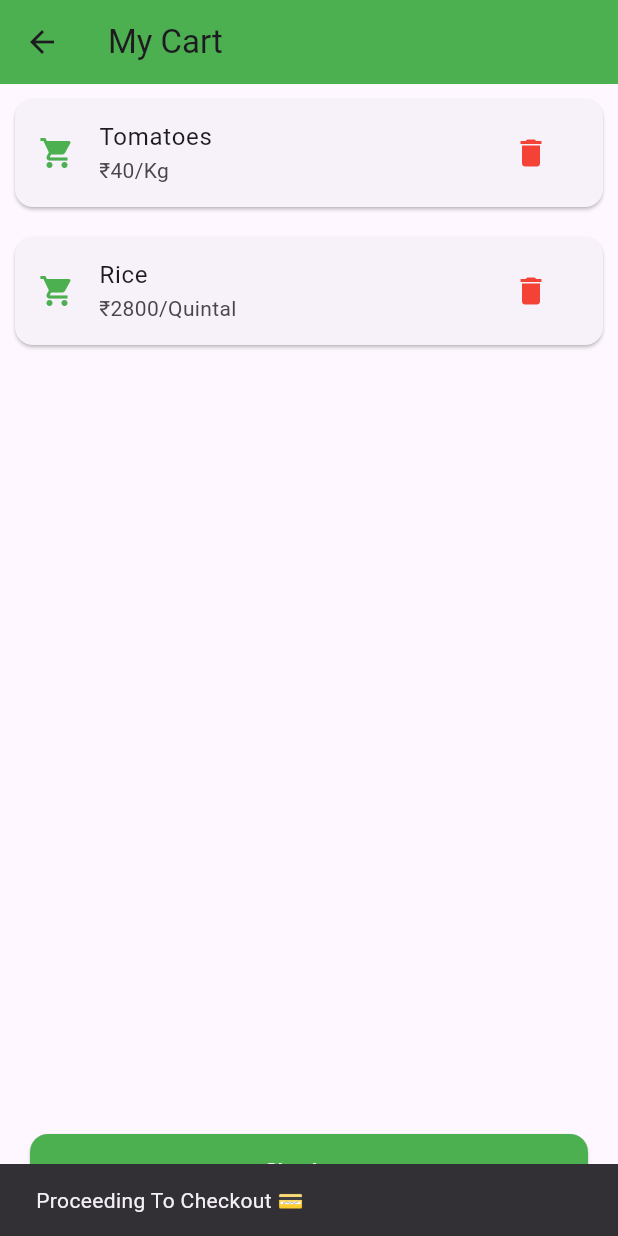
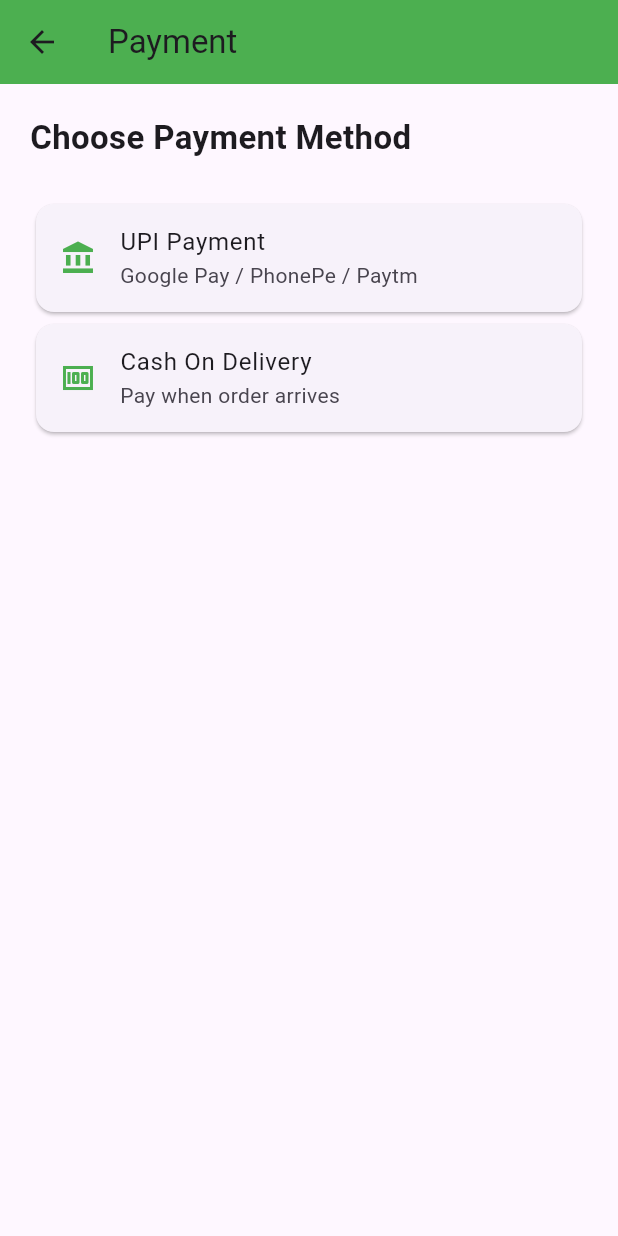
Before and after one commit to Radhakumari718/Krishi-Mitra, a Flutter app: the CartScreen screen opened directly, after a tap on "Checkout", on a phone screen of 412 x 824 dp. Run offline on Flutter 3.47's test engine with Material 3 defaults, Android fonts, the phone set to English and light mode, and no system bars.

Commit message:
Fixed cart checkout and payment navigation

```diff
--- a/frontend/lib/screens/cart_screen.dart
+++ b/frontend/lib/screens/cart_screen.dart
@@ -1,4 +1,5 @@
 import 'package:flutter/material.dart';
+import 'payment_screen.dart';
 
 class CartScreen extends StatefulWidget {
   const CartScreen({super.key});
@@ -8,11 +9,9 @@ class CartScreen extends StatefulWidget {
       _CartScreenState();
 }
 
-class _CartScreenState
-    extends State<CartScreen> {
+class _CartScreenState extends State<CartScreen> {
 
-  final List<Map<String, String>>
-      cartItems = [
+  final List<Map<String, String>> cartItems = [
 
     {
       "name": "Tomatoes",
@@ -44,21 +43,15 @@ class _CartScreenState
 
             child: ListView.builder(
 
-              itemCount:
-                  cartItems.length,
+              itemCount: cartItems.length,
 
-              itemBuilder:
-                  (context, index) {
+              itemBuilder: (context, index) {
 
-                final item =
-                    cartItems[index];
+                final item = cartItems[index];
 
                 return Card(
 
-                  margin:
-                      const EdgeInsets.all(
-                    10,
-                  ),
+                  margin: const EdgeInsets.all(10),
 
                   child: ListTile(
 
@@ -86,11 +79,10 @@ class _CartScreenState
 
                         setState(() {
 
-                          cartItems.removeAt(
-                            index,
-                          );
+                          cartItems.removeAt(index);
 
                         });
+
                       },
                     ),
                   ),
@@ -101,10 +93,7 @@ class _CartScreenState
 
           Container(
 
-            padding:
-                const EdgeInsets.all(
-              20,
-            ),
+            padding: const EdgeInsets.all(20),
 
             width: double.infinity,
 
@@ -112,17 +101,18 @@ class _CartScreenState
 
               onPressed: () {
 
-                ScaffoldMessenger.of(
-                        context)
-                    .showSnackBar(
+                Navigator.push(
 
-                  const SnackBar(
+                  context,
 
-                    content: Text(
-                      "Proceeding To Checkout 💳",
-                    ),
+                  MaterialPageRoute(
+
+                    builder: (context) =>
+                        const PaymentScreen(),
+
                   ),
                 );
+
               },
 
               child: const Text(
--- /dev/null
+++ b/frontend/lib/screens/payment_screen.dart
@@ -0,0 +1,104 @@
+import 'package:flutter/material.dart';
+
+class PaymentScreen extends StatelessWidget {
+  const PaymentScreen({super.key});
+
+  @override
+  Widget build(BuildContext context) {
+
+    return Scaffold(
+
+      appBar: AppBar(
+        title: const Text("Payment"),
+        backgroundColor: Colors.green,
+      ),
+
+      body: Padding(
+        padding: const EdgeInsets.all(20),
+
+        child: Column(
+
+          crossAxisAlignment:
+              CrossAxisAlignment.start,
+
+          children: [
+
+            const Text(
+              "Choose Payment Method",
+              style: TextStyle(
+                fontSize: 22,
+                fontWeight: FontWeight.bold,
+              ),
+            ),
+
+            const SizedBox(height: 25),
+
+            Card(
+              child: ListTile(
+                leading: const Icon(
+                  Icons.account_balance,
+                  color: Colors.green,
+                ),
+                title: const Text("UPI Payment"),
+                subtitle:
+                    const Text("Google Pay / PhonePe / Paytm"),
+                onTap: () {
+                  _showSuccess(context);
+                },
+              ),
+            ),
+
+            Card(
+              child: ListTile(
+                leading: const Icon(
+                  Icons.money,
+                  color: Colors.green,
+                ),
+                title:
+                    const Text("Cash On Delivery"),
+                subtitle:
+                    const Text("Pay when order arrives"),
+                onTap: () {
+                  _showSuccess(context);
+                },
+              ),
+            ),
+          ],
+        ),
+      ),
+    );
+  }
+
+  void _showSuccess(BuildContext context) {
+
+    showDialog(
+      context: context,
+
+      builder: (context) {
+
+        return AlertDialog(
+
+          title: const Text("Success 🎉"),
+
+          content: const Text(
+            "Payment Successful!\nOrder Placed Successfully.",
+          ),
+
+          actions: [
+
+            TextButton(
+
+              onPressed: () {
+
+                Navigator.pop(context);
+
+              },
+
+              child: const Text("OK"),
+            ),
+          ],
+        );
+      },
+    );
+  }
+}
```
Also changed, not shown: frontend/lib/screens/bottom_nav_screen.dart (+17 -10 lines), frontend/lib/screens/orders_screen.dart (added, +51 -0 lines).
